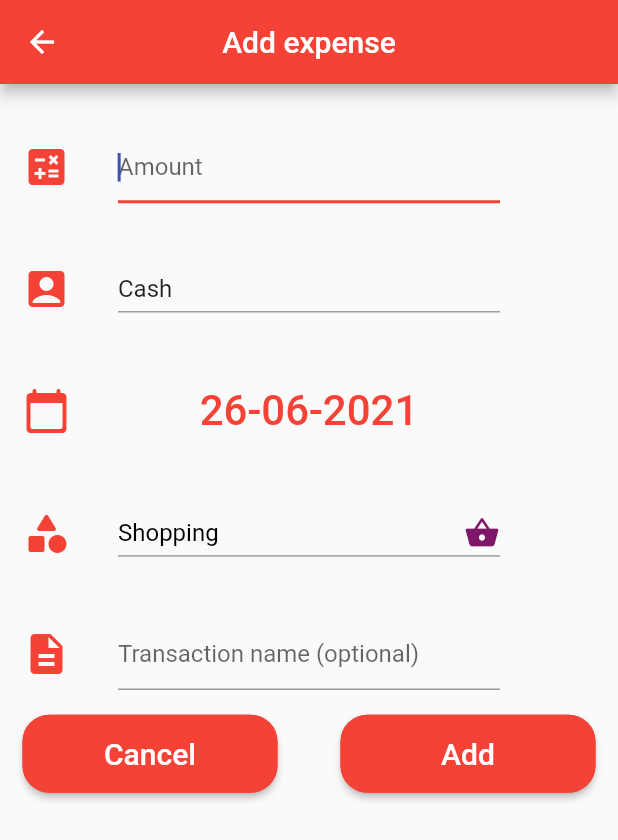
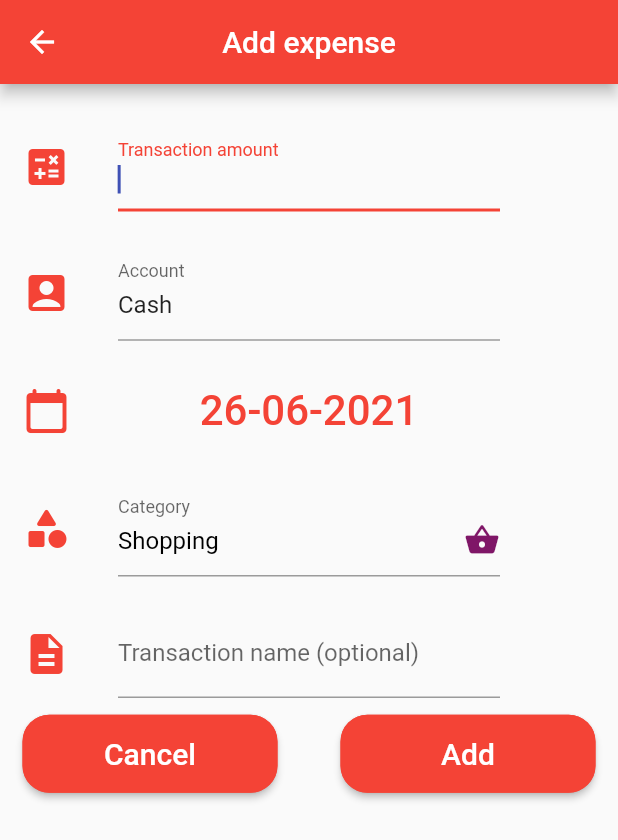
Before and after one commit to bizkit53/Budgetize, a Flutter app: the TransactionScreen screen opened directly, on a phone screen of 412 x 824 dp. Shown: the top 840 px of the screen. Run offline on Flutter 3.47's test engine with Material 2 defaults, Android fonts, the phone set to English and light mode, and no system bars; our stand-ins replace charts_flutter, equatable, fl_chart, fluttertoast, hive, hive_flutter and 2 more; accounts and stored records are empty; generated files the repository leaves out were written again; statements that could not run were skipped.

Commit message:
Better explanation of form fields

```diff
--- a/lib/transactionScreen.dart
+++ b/lib/transactionScreen.dart
@@ -231,7 +231,7 @@ class _TransactionScreenState extends State<TransactionScreen> {
                                 this.transactionAmount = double.tryParse(value);
                               },
                               decoration: InputDecoration(
-                                hintText: "Amount",
+                                labelText: "Transaction amount",
                               ),
                             ),
                           ),
@@ -253,9 +253,10 @@ class _TransactionScreenState extends State<TransactionScreen> {
                           Expanded(
                             // account
                             flex: rowProportion[1],
-                            child: DropdownButton(
-                              underline: Container(height: 1, color: Colors.grey,),
-                              hint: Text("Select account"),
+                            child: DropdownButtonFormField(
+                              decoration: InputDecoration(
+                                labelText: "Account",
+                              ),
                               iconSize: 0,
                               value: account,
                               onChanged: (Account Value) {
@@ -346,10 +347,11 @@ class _TransactionScreenState extends State<TransactionScreen> {
                           Expanded(
                             // category
                             flex: rowProportion[1],
-                            child: DropdownButton(
-                              underline: Container(height: 1, color: Colors.grey,),
+                            child: DropdownButtonFormField(
+                              decoration: InputDecoration(
+                                labelText: "Category",
+                              ),
                               isExpanded: true,
-                              hint: Text("Select category"),
                               iconSize: 0,
                               value: selectedCategory,
                               onChanged: (Category Value) {
@@ -407,7 +409,7 @@ class _TransactionScreenState extends State<TransactionScreen> {
                               },
                               maxLength: 20,
                               decoration: InputDecoration(
-                                hintText: "Transaction name (optional)",
+                                labelText: "Transaction name (optional)",
                                 counterText: "",
                               ),
                             ),
```
